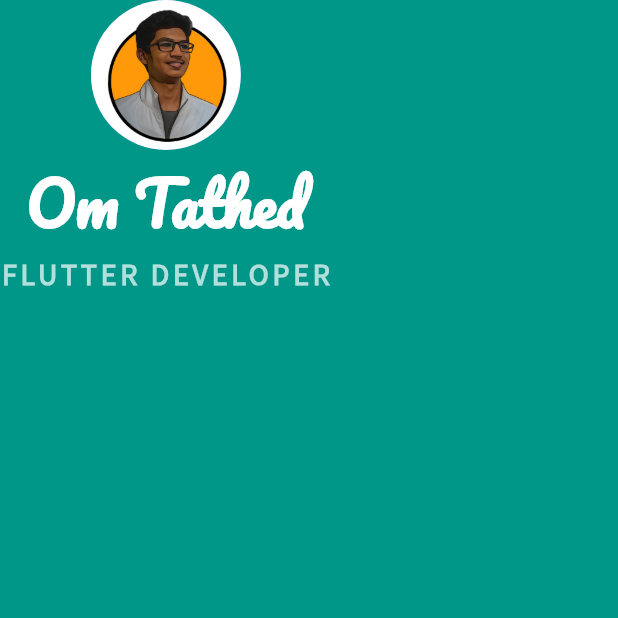
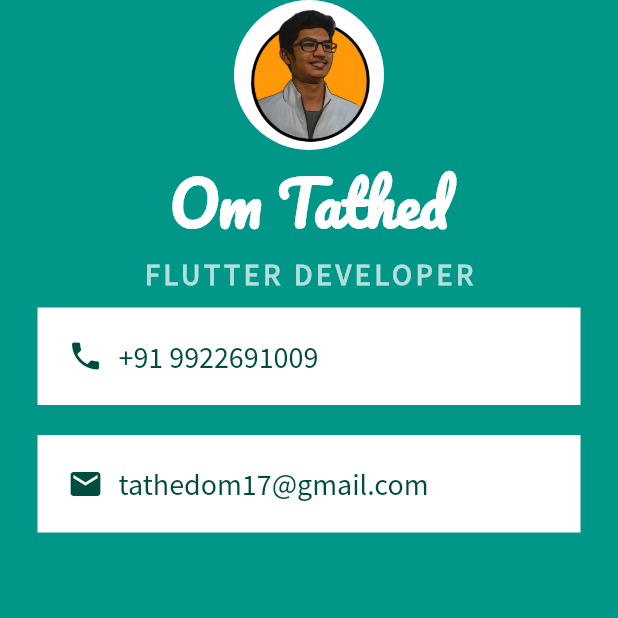
Before and after one commit to G-Shack/flutter-mi_card, a Flutter app: the screen it shows after launch, on a phone screen of 412 x 824 dp, the top half of it. Run offline on Flutter 3.47's test engine with Material 2 defaults, Android fonts, the light colour scheme and no system bars.

Commit message:
added 2 containers (Phone and Email) with rows and columns

```diff
--- a/lib/main.dart
+++ b/lib/main.dart
@@ -38,6 +38,53 @@
                   fontWeight: FontWeight.bold,
                 ),
               ),
+              Container(
+                color: Colors.white,
+                margin: EdgeInsets.symmetric(vertical: 10, horizontal: 25),
+                padding: EdgeInsets.all(20.0),
+                child: Row(
+                  children: [
+                    Icon(
+                      Icons.phone,
+                      color: Colors.teal.shade900,
+                    ),
+                    const SizedBox(
+                      width: 10.0,
+                    ),
+                    Text(
+                      '+91 9922691009',
+                      style: TextStyle(
+                        color: Colors.teal.shade900,
+                        fontFamily: 'SourceSansPro',
+                        fontSize: 20.0,
+                      ),
+                    ),
+                  ],
+                ),
+              ),
+              Container(
+                padding: EdgeInsets.all(20.0),
+                margin: EdgeInsets.symmetric(vertical: 10.0, horizontal: 25.0),
+                color: Colors.white,
+                child: Row(
+                  children: [
+                    Icon(
+                      Icons.email,
+                      color: Colors.teal.shade900,
+                    ),
+                    const SizedBox(
+                      width: 10,
+                    ),
+                    Text(
+                      'tathedom17@gmail.com',
+                      style: TextStyle(
+                          fontFamily: 'SourceSansPro',
+                          fontSize: 20.0,
+                          color: Colors.teal.shade900),
+                    ),
+                  ],
+                ),
+              ),
             ],
           ),
         ),
```
